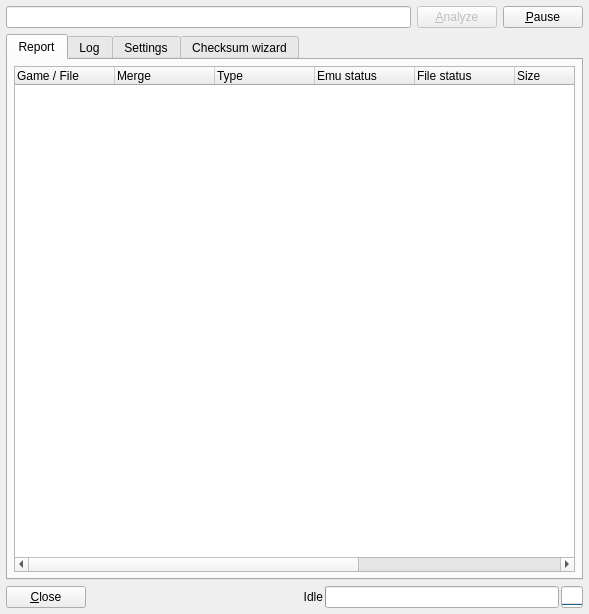
Qt form romalyzer.ui (qmc2/qmc2-mame-fe) before a commit.
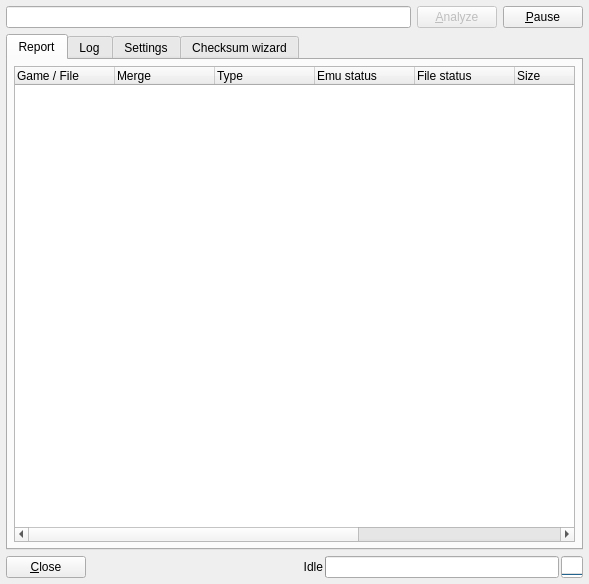
The same form after that commit. Icons and pictures are not drawn.

The edit to the form file:
```diff
--- a/romalyzer.ui
+++ b/romalyzer.ui
@@ -8,7 +8,7 @@
     <x>0</x>
     <y>0</y>
     <width>589</width>
-    <height>614</height>
+    <height>584</height>
    </rect>
   </property>
   <property name="windowTitle">
```
Left out of the diff: 10 changed lines with no effect on the pictures.
